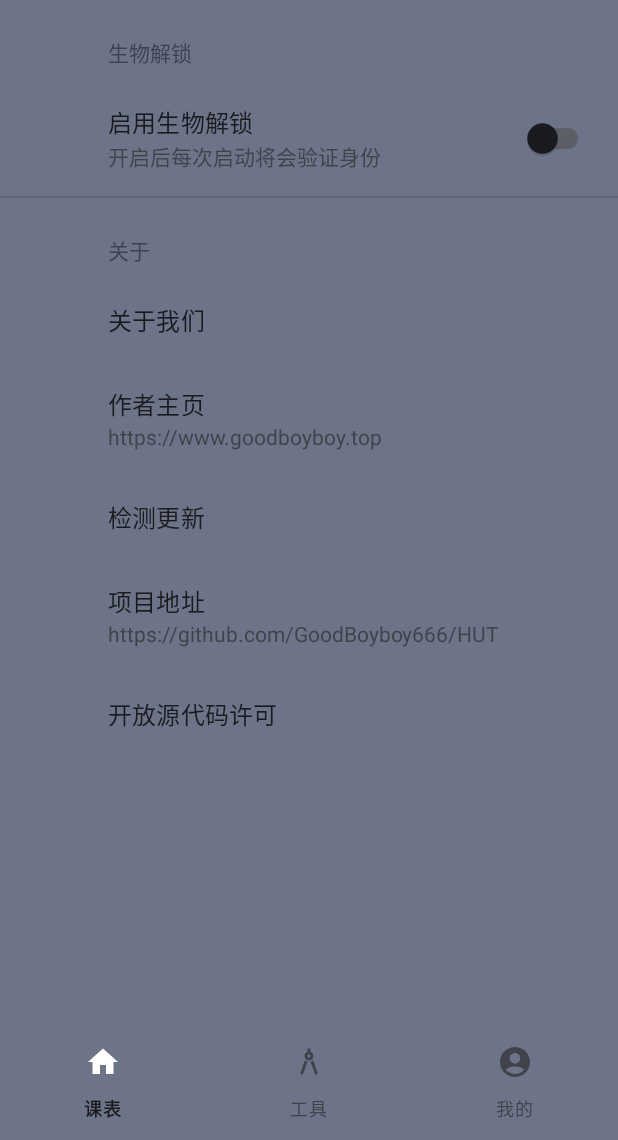
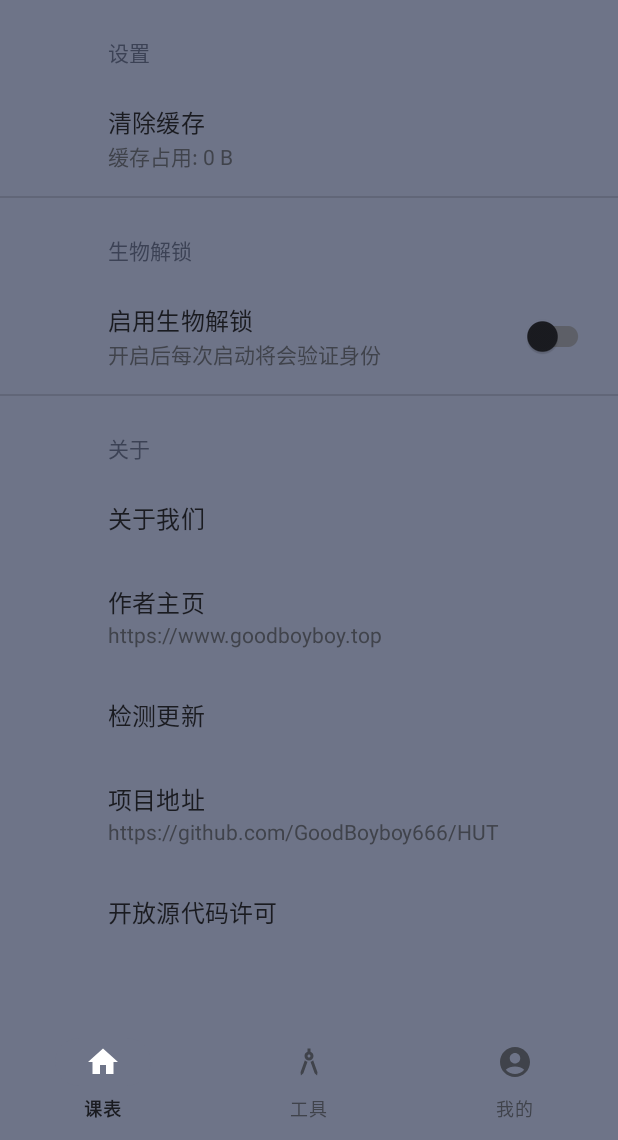
Before and after one commit to GoodBoyboy666/HUT, an Android app: the fragment SettingsFragment placed in its activity, on a phone screen of 412 x 824 dp, the part 96-1236 px from its top. Run offline under Robolectric (Android 15) with nearby library versions, the phone set to English and light mode, and no system bars; our stand-ins replace androidx.preference; network calls fail; 1 statement that could not run was skipped.

Commit message:
新增清除缓存功能

```diff
--- a/app/src/main/java/top/goodboyboy/hut/Activity/BrowseActivity.kt
+++ b/app/src/main/java/top/goodboyboy/hut/Activity/BrowseActivity.kt
@@ -43,7 +43,8 @@ class BrowseActivity : AppCompatActivity() {
 
         val tokenTypeName = HutApiFunction.parseTokenType(tokenAccept)
 
-
+        //关闭性能监控
+        WebView.setWebContentsDebuggingEnabled(false)
         val webView = binding.browseWebView
         webView.settings.javaScriptEnabled = true
         webView.settings.useWideViewPort = true
--- a/app/src/main/java/top/goodboyboy/hut/mainFragment/SettingsFragment.kt
+++ b/app/src/main/java/top/goodboyboy/hut/mainFragment/SettingsFragment.kt
@@ -1,8 +1,11 @@
 package top.goodboyboy.hut.mainFragment
 
+import android.content.Context
 import android.content.Intent
 import android.net.Uri
 import android.os.Bundle
+import android.webkit.WebStorage
+import android.webkit.WebView
 import android.widget.Toast
 import androidx.biometric.BiometricPrompt
 import androidx.core.content.ContextCompat
@@ -21,6 +24,7 @@ import top.goodboyboy.hut.R
 import top.goodboyboy.hut.Util.AlertDialogUtil
 import top.goodboyboy.hut.Util.BioUtil
 import top.goodboyboy.hut.Util.SettingsUtil
+import java.io.File
 
 class SettingsFragment : PreferenceFragmentCompat() {
     override fun onCreatePreferences(savedInstanceState: Bundle?, rootKey: String?) {
@@ -137,5 +141,78 @@ class SettingsFragment : PreferenceFragmentCompat() {
             startActivity(intent)
             true
         }
+
+        val cleanWebViewCache=findPreference<Preference>("clean_webView_cache")
+        cleanWebViewCache?.setOnPreferenceClickListener {
+            CoroutineScope(Dispatchers.IO).launch {
+                WebStorage.getInstance().deleteAllData()
+                context?.deleteDatabase("webview.db")
+                context?.deleteDatabase("webviewCache.db")
+                val cacheDir = context?.cacheDir
+                if (cacheDir != null) {
+                    if (cacheDir.exists()) {
+                        cacheDir.deleteRecursively()
+                    }
+                }
+                val webViewCacheDir = context?.getDir("webview", Context.MODE_PRIVATE)
+                if (webViewCacheDir!=null){
+                    if (webViewCacheDir.exists()){
+                        webViewCacheDir.deleteRecursively()
+                    }
+                }
+                val codeCacheDir = File(context?.applicationInfo?.dataDir, "code_cache")
+                if (codeCacheDir.exists()) {
+                    codeCacheDir.deleteRecursively()
+                }
+                withContext(Dispatchers.Main){
+                    cleanWebViewCache.summary="清理完成"
+                }
+            }
+            true
+        }
+        CoroutineScope(Dispatchers.IO).launch {
+            val cacheDir = context?.cacheDir
+            val webViewCacheDir = context?.getDir("webview", Context.MODE_PRIVATE)
+            var totalCacheSize=0L
+            if(cacheDir!=null) {
+                totalCacheSize +=
+                    calculateDirectorySize(cacheDir)
+            }
+            if(webViewCacheDir!=null){
+                totalCacheSize +=calculateDirectorySize(webViewCacheDir)
+            }
+            withContext(Dispatchers.Main){
+                cleanWebViewCache?.summary="缓存占用: ${formatSize(totalCacheSize)}"
+            }
+        }
+    }
+
+    fun calculateDirectorySize(directory: File): Long {
+        if (!directory.exists()) return 0
+
+        var size: Long = 0
+        val files = directory.listFiles()
+        if (files != null) {
+            for (file in files) {
+                size += if (file.isDirectory) {
+                    calculateDirectorySize(file) // 递归计算子目录大小
+                } else {
+                    file.length() // 计算文件大小
+                }
+            }
+        }
+        return size
+    }
+
+    fun formatSize(size: Long): String {
+        return when {
+            size < 1024 -> "$size B"
+            size < 1024 * 1024 -> "${size / 1024} KB"
+            else -> "${size / (1024 * 1024)} MB"
+        }
+    }
+
+    override fun onDestroy() {
+        super.onDestroy()
     }
 }
--- a/app/src/main/res/xml/root_preferences.xml
+++ b/app/src/main/res/xml/root_preferences.xml
@@ -1,5 +1,11 @@
 <PreferenceScreen xmlns:app="http://schemas.android.com/apk/res-auto">
 
+    <PreferenceCategory app:title="设置">
+        <Preference
+            app:key="clean_webView_cache"
+            app:title="清除缓存"
+            app:summary="正在计算……"/>
+    </PreferenceCategory>
     <PreferenceCategory app:title="生物解锁">
         <SwitchPreferenceCompat
             app:key="enable_bio"
```
